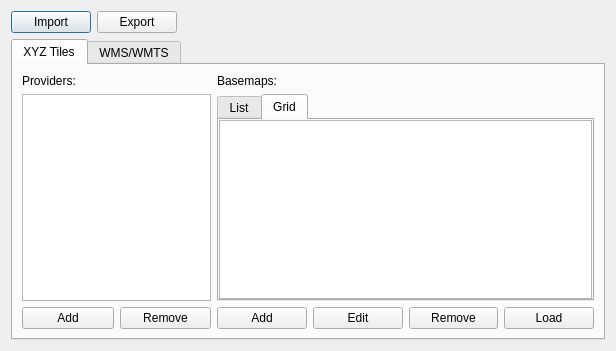
Qt form ui/basemaps_dialog_base.ui (Fanchengyan/Basemaps) before a commit.
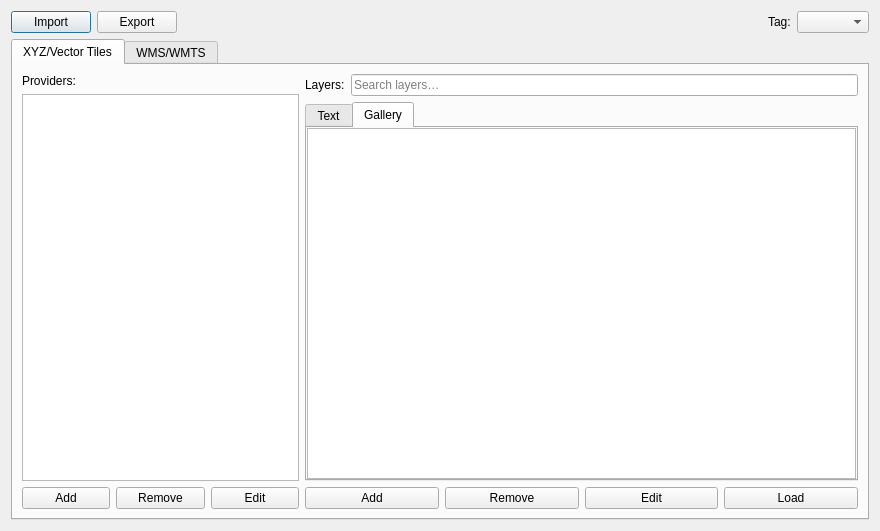
The same form after that commit. The open tabs and pages were chosen to show the change.

Commit message: feat: tag system, vector tiles, chunked UI, auth presets, and 11-language i18n (#4)

```diff
--- a/ui/basemaps_dialog_base.ui
+++ b/ui/basemaps_dialog_base.ui
@@ -6,8 +6,8 @@
    <rect>
     <x>0</x>
     <y>0</y>
-    <width>616</width>
-    <height>351</height>
+    <width>880</width>
+    <height>531</height>
    </rect>
   </property>
   <property name="windowTitle">
@@ -43,6 +43,16 @@
        </property>
       </spacer>
      </item>
+     <item>
+      <widget class="QLabel" name="labelTagFilter">
+       <property name="text">
+        <string>Tag:</string>
+       </property>
+      </widget>
+     </item>
+     <item>
+      <widget class="QComboBox" name="tagFilterCombo"/>
+     </item>
     </layout>
    </item>
    <item>
@@ -52,7 +62,7 @@
      </property>
      <widget class="QWidget" name="xyzTab">
       <attribute name="title">
-       <string>XYZ Tiles</string>
+       <string>XYZ/Vector Tiles</string>
       </attribute>
       <layout class="QHBoxLayout" name="horizontalLayout_2" stretch="1,2">
        <item>
@@ -75,6 +85,12 @@
           <layout class="QHBoxLayout" name="horizontalLayout_3">
            <item>
             <widget class="QPushButton" name="btnAddProvider">
+             <property name="minimumSize">
+              <size>
+               <width>0</width>
+               <height>0</height>
+              </size>
+             </property>
              <property name="text">
               <string>Add</string>
              </property>
@@ -82,11 +98,30 @@
            </item>
            <item>
             <widget class="QPushButton" name="btnRemoveProvider">
+             <property name="minimumSize">
+              <size>
+               <width>0</width>
+               <height>0</height>
+              </size>
+             </property>
              <property name="text">
               <string>Remove</string>
              </property>
             </widget>
            </item>
+           <item>
+            <widget class="QPushButton" name="btnEditProvider">
+             <property name="minimumSize">
+              <size>
+               <width>0</width>
+               <height>0</height>
+              </size>
+             </property>
+             <property name="text">
+              <string>Edit</string>
+             </property>
+            </widget>
+           </item>
           </layout>
          </item>
         </layout>
@@ -94,11 +129,25 @@
        <item>
         <layout class="QVBoxLayout" name="verticalLayout_3">
          <item>
-          <widget class="QLabel" name="label_2">
-           <property name="text">
-            <string>Basemaps:</string>
-           </property>
-          </widget>
+          <layout class="QHBoxLayout" name="horizontalLayout_search_xyz">
+           <item>
+            <widget class="QLabel" name="label_2">
+             <property name="text">
+              <string>Layers:</string>
+             </property>
+            </widget>
+           </item>
+           <item>
+            <widget class="QLineEdit" name="searchBasemaps">
+             <property name="placeholderText">
+              <string>Search layers…</string>
+             </property>
+             <property name="clearButtonEnabled">
+              <bool>true</bool>
+             </property>
+            </widget>
+           </item>
+          </layout>
          </item>
          <item>
           <widget class="QTabWidget" name="tabBasemapsView">
@@ -107,7 +156,7 @@
            </property>
            <widget class="QWidget" name="tabBasemapsList">
             <attribute name="title">
-             <string>List</string>
+             <string>Text</string>
             </attribute>
             <layout class="QVBoxLayout" name="verticalLayout_list">
              <property name="leftMargin">
@@ -133,7 +182,7 @@
            </widget>
            <widget class="QWidget" name="tabBasemapsGrid">
             <attribute name="title">
-             <string>Grid</string>
+             <string>Gallery</string>
             </attribute>
             <layout class="QVBoxLayout" name="verticalLayout_grid">
              <property name="leftMargin">
@@ -163,27 +212,51 @@
           <layout class="QHBoxLayout" name="horizontalLayout_4">
            <item>
             <widget class="QPushButton" name="btnAddBasemap">
-             <property name="text">
-              <string>Add</string>
+             <property name="minimumSize">
+              <size>
+               <width>0</width>
+               <height>0</height>
+              </size>
              </property>
-            </widget>
-           </item>
-           <item>
-            <widget class="QPushButton" name="btnEditBasemap">
              <property name="text">
-              <string>Edit</string>
+              <string>Add</string>
              </property>
             </widget>
            </item>
            <item>
             <widget class="QPushButton" name="btnRemoveBasemap">
+             <property name="minimumSize">
+              <size>
+               <width>0</width>
+               <height>0</height>
+              </size>
+             </property>
              <property name="text">
               <string>Remove</string>
              </property>
             </widget>
            </item>
+           <item>
+            <widget class="QPushButton" name="btnEditBasemap">
+             <property name="minimumSize">
+              <size>
+               <width>0</width>
+               <height>0</height>
+              </size>
+             </property>
+             <property name="text">
+              <string>Edit</string>
+             </property>
+            </widget>
+           </item>
            <item>
             <widget class="QPushButton" name="btnLoadBasemap">
+             <property name="minimumSize">
+              <size>
+               <width>0</width>
+               <height>0</height>
+              </size>
+             </property>
              <property name="text">
               <string>Load</string>
              </property>
```
Left out of the diff: 100 changed lines with no effect on the pictures. The commit also changes 1375 other files.
